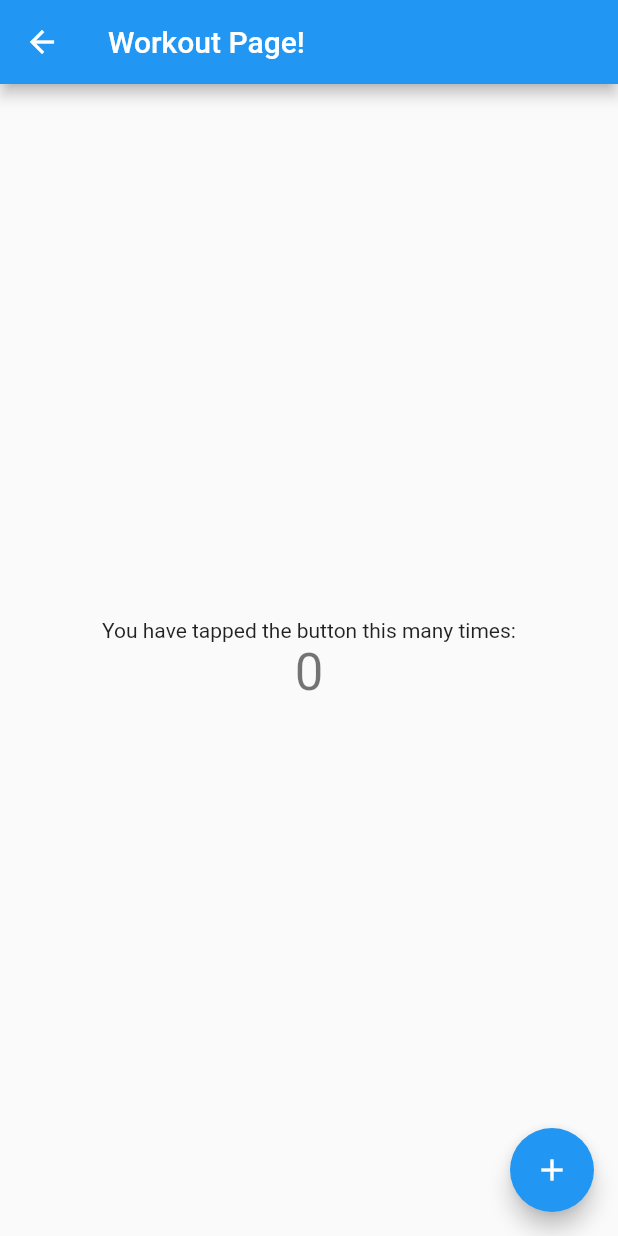
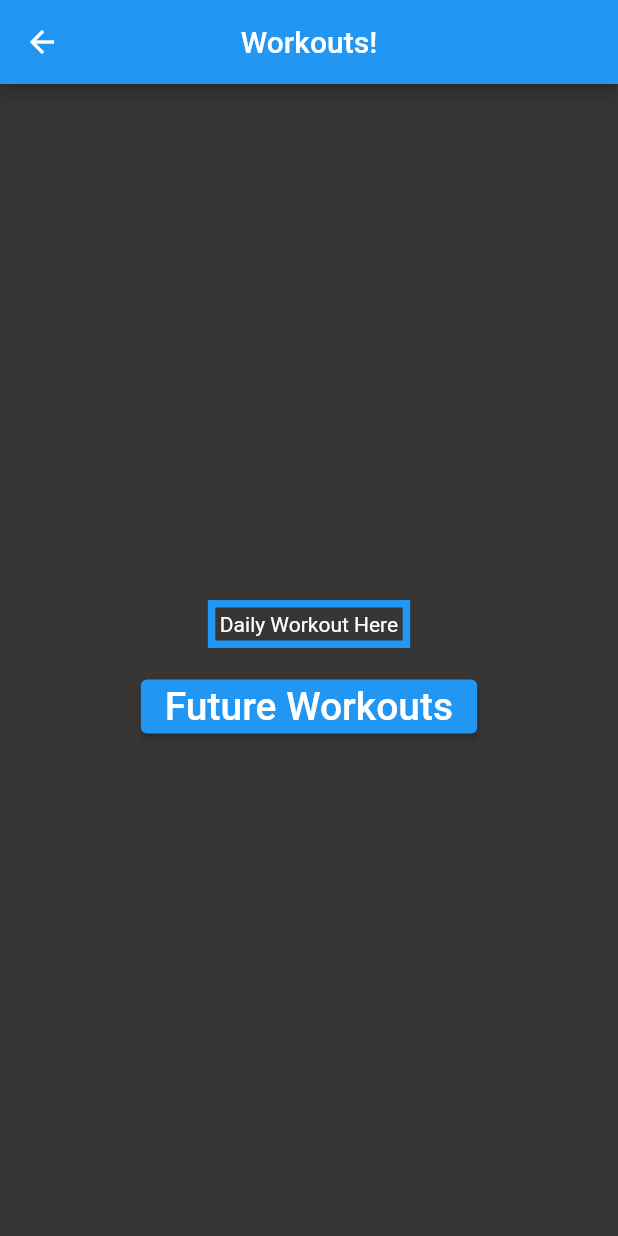
Before and after one commit to JohnAnthony98/Workout-Buddy, a Flutter app: the WorkoutMain screen opened by its route, on a phone screen of 412 x 824 dp. Run offline on Flutter 3.47's test engine with Material 2 defaults, Android fonts, the phone set to English and light mode, and no system bars.

Commit message:
add text border for workouts

```diff
--- a/workout_buddy_app/lib/screens/workout_main.dart
+++ b/workout_buddy_app/lib/screens/workout_main.dart
@@ -3,43 +3,44 @@ import 'package:flutter/material.dart';
 class WorkoutMain extends StatefulWidget {
   WorkoutMain({Key? key, title}) : super(key: key);
 
+  @override
   _WorkoutMain createState() => _WorkoutMain();
 }
 
 class _WorkoutMain extends State<WorkoutMain> {
-  int _counter = 0;
-
-  void _incrementCounter() {
-    setState(() {
-      _counter++;
-    });
-  }
-
   @override
   Widget build(BuildContext context) {
     return Scaffold(
+      backgroundColor: const Color.fromARGB(255, 56, 53, 53),
       appBar: AppBar(
-        title: Text("Workout Page!"),
+        centerTitle: true,
+        title: const Text("Workouts!"),
       ),
       body: Center(
         child: Column(
           mainAxisAlignment: MainAxisAlignment.center,
           children: <Widget>[
-            const Text(
-              'You have tapped the button this many times:',
+            Container(
+              margin: const EdgeInsets.all(15.0),
+              padding: const EdgeInsets.all(3.0),
+              decoration: BoxDecoration(
+                  border: Border.all(color: Colors.blue, width: 5.0)),
+              child: const Text(
+                'Daily Workout Here',
+                style: TextStyle(color: Colors.white),
+              ),
             ),
-            Text(
-              '$_counter',
-              style: Theme.of(context).textTheme.headline4,
+            ElevatedButton(
+              onPressed: () {
+                Navigator.pushNamed(context,
+                    "/future_workouts"); ////////Pressing breaks app as of 2/22/2022////////
+              },
+              child: const Text("Future Workouts",
+                  style: TextStyle(fontSize: 26, color: Colors.white)),
             ),
           ],
         ),
       ),
-      floatingActionButton: FloatingActionButton(
-        onPressed: _incrementCounter,
-        tooltip: 'Increment',
-        child: const Icon(Icons.add),
-      ),
     );
   }
 }
```
